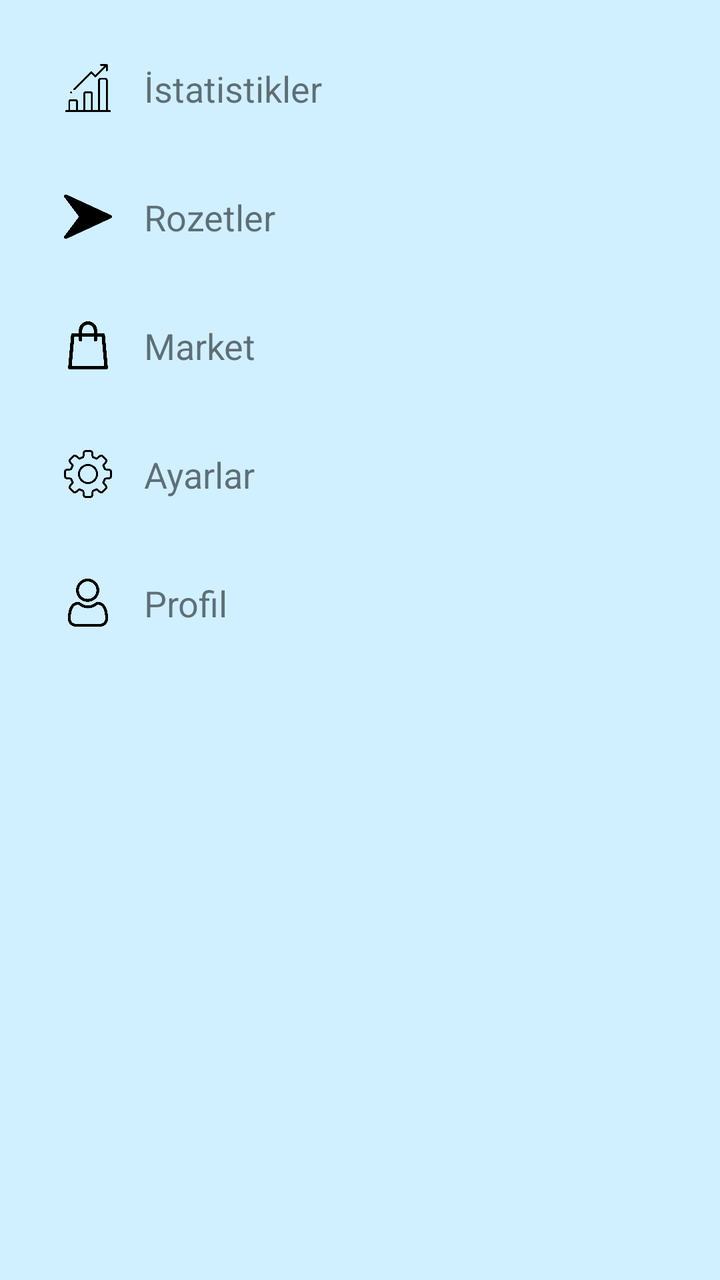
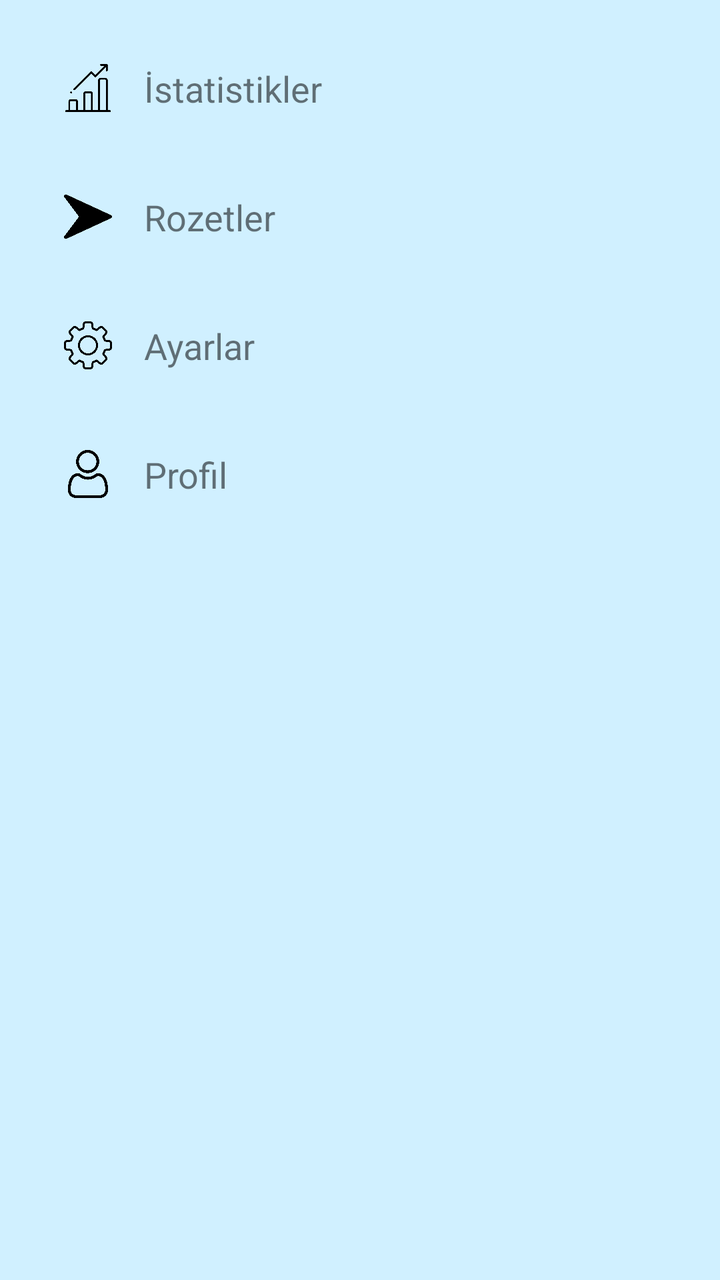

Screens rendered from an Android XML layout before and after an edit, with the pre-edit source and the edit as a unified diff.
<!-- AndroidManifest.xml: application theme Theme.AppCompat.Light.NoActionBar -->
<!-- res/layout/fragment_forest.xml -->
<?xml version="1.0" encoding="utf-8"?>
<LinearLayout xmlns:android="http://schemas.android.com/apk/res/android"
    android:layout_width="match_parent"
    android:layout_height="match_parent"
    android:orientation="vertical"
    android:background="@color/gereken_mavi"
    android:padding="16dp">

    
    <LinearLayout
        android:layout_width="match_parent"
        android:layout_height="wrap_content"
        android:orientation="horizontal"
        android:background="?android:attr/selectableItemBackground"
        android:padding="16dp"
        android:gravity="center_vertical">

        <ImageView
            android:layout_width="24dp"
            android:layout_height="24dp"
            android:src="@drawable/chart_icon"
            android:contentDescription="İstatistik ikon" />

        <TextView
            android:id="@+id/menuStatistics"
            android:layout_width="wrap_content"
            android:layout_height="wrap_content"
            android:text="İstatistikler"
            android:textSize="18sp"
            android:layout_marginStart="16dp" />
    </LinearLayout>

    
    <LinearLayout
        android:id="@+id/menuAchievements"
        android:layout_width="match_parent"
        android:layout_height="wrap_content"
        android:orientation="horizontal"
        android:background="?android:attr/selectableItemBackground"
        android:padding="16dp"
        android:layout_marginTop="8dp"
        android:gravity="center_vertical">

        <ImageView
            android:layout_width="24dp"
            android:layout_height="24dp"
            android:src="@drawable/icon_arrow"
            android:contentDescription="Rozet ikon" />

        <TextView
            android:id="@+id/menuRozet"
            android:layout_width="wrap_content"
            android:layout_height="wrap_content"
            android:text="Rozetler"
            android:textSize="18sp"
            android:layout_marginStart="16dp" />
    </LinearLayout>

    
    <LinearLayout
        android:id="@+id/menugidis"
        android:layout_width="match_parent"
        android:layout_height="wrap_content"
        android:orientation="horizontal"
        android:background="?android:attr/selectableItemBackground"
        android:padding="16dp"
        android:layout_marginTop="8dp"
        android:gravity="center_vertical">

        <ImageView
            android:layout_width="24dp"
            android:layout_height="24dp"
            android:src="@drawable/store_icon"
            android:contentDescription="Market ikon" />

        <TextView
            android:id="@+id/menuShop"
            android:layout_width="wrap_content"
            android:layout_height="wrap_content"
            android:text="Market"
            android:textSize="18sp"
            android:layout_marginStart="16dp" />
    </LinearLayout>

    
    <LinearLayout
        android:layout_width="match_parent"
        android:layout_height="wrap_content"
        android:orientation="horizontal"
        android:background="?android:attr/selectableItemBackground"
        android:padding="16dp"
        android:layout_marginTop="8dp"
        android:gravity="center_vertical">

        <ImageView
            android:layout_width="24dp"
            android:layout_height="24dp"
            android:src="@drawable/settings_icon"
            android:contentDescription="Ayarlar ikon" />

        <TextView
            android:id="@+id/menuSettings"
            android:layout_width="wrap_content"
            android:layout_height="wrap_content"
            android:text="Ayarlar"
            android:textSize="18sp"
            android:layout_marginStart="16dp" />
    </LinearLayout>

    
    <LinearLayout
        android:layout_width="match_parent"
        android:layout_height="wrap_content"
        android:orientation="horizontal"
        android:background="?android:attr/selectableItemBackground"
        android:padding="16dp"
        android:layout_marginTop="8dp"
        android:gravity="center_vertical">

        <ImageView
            android:layout_width="24dp"
            android:layout_height="24dp"
            android:src="@drawable/user_icon"
            android:contentDescription="Profil ikon" />

        <TextView
            android:id="@+id/menuUser"
            android:layout_width="wrap_content"
            android:layout_height="wrap_content"
            android:text="Profil"
            android:textSize="18sp"
            android:layout_marginStart="16dp" />
    </LinearLayout>

</LinearLayout>
<!-- resources referenced by this layout -->
<resources>
  <color name="gereken_mavi">#D0F0FF</color>
  <!-- drawable chart_icon: png bitmap (drawable, 7469 bytes) -->
  <!-- drawable icon_arrow: png bitmap (drawable, 7573 bytes) -->
  <!-- drawable settings_icon: png bitmap (drawable, 19795 bytes) -->
  <!-- drawable store_icon: png bitmap (drawable, 5620 bytes) -->
  <!-- drawable user_icon: png bitmap (drawable, 16826 bytes) -->
</resources>

<!-- the commit's change to res/layout/fragment_forest.xml (unified diff, before → after) -->
@@ -58,32 +58,6 @@
 
     
     <LinearLayout
-        android:id="@+id/menugidis"
-        android:layout_width="match_parent"
-        android:layout_height="wrap_content"
-        android:orientation="horizontal"
-        android:background="?android:attr/selectableItemBackground"
-        android:padding="16dp"
-        android:layout_marginTop="8dp"
-        android:gravity="center_vertical">
-
-        <ImageView
-            android:layout_width="24dp"
-            android:layout_height="24dp"
-            android:src="@drawable/store_icon"
-            android:contentDescription="Market ikon" />
-
-        <TextView
-            android:id="@+id/menuShop"
-            android:layout_width="wrap_content"
-            android:layout_height="wrap_content"
-            android:text="Market"
-            android:textSize="18sp"
-            android:layout_marginStart="16dp" />
-    </LinearLayout>
-
-    
-    <LinearLayout
         android:layout_width="match_parent"
         android:layout_height="wrap_content"
         android:orientation="horizontal"
<!-- resource entries referenced after the edit -->
@@ -4,7 +4,6 @@
   <!-- drawable chart_icon: png bitmap (drawable, 7469 bytes) -->
   <!-- drawable icon_arrow: png bitmap (drawable, 7573 bytes) -->
   <!-- drawable settings_icon: png bitmap (drawable, 19795 bytes) -->
-  <!-- drawable store_icon: png bitmap (drawable, 5620 bytes) -->
   <!-- drawable user_icon: png bitmap (drawable, 16826 bytes) -->
 </resources>
 
